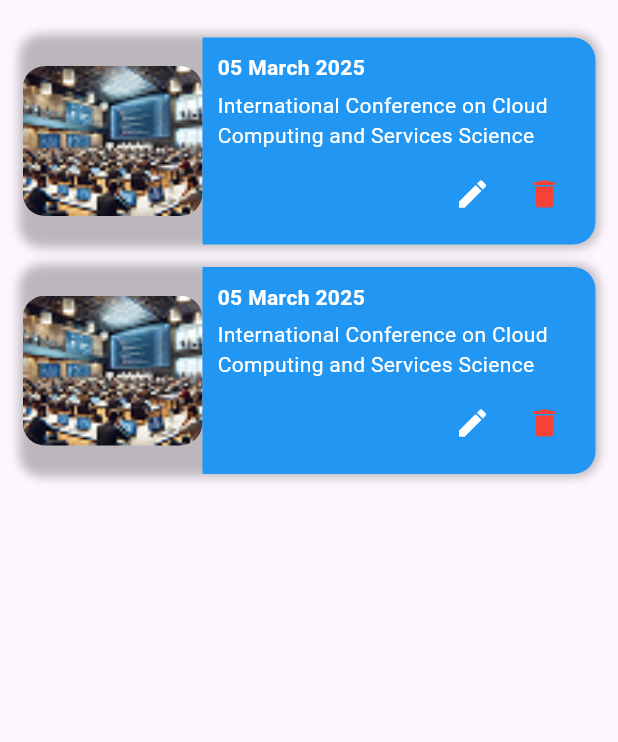
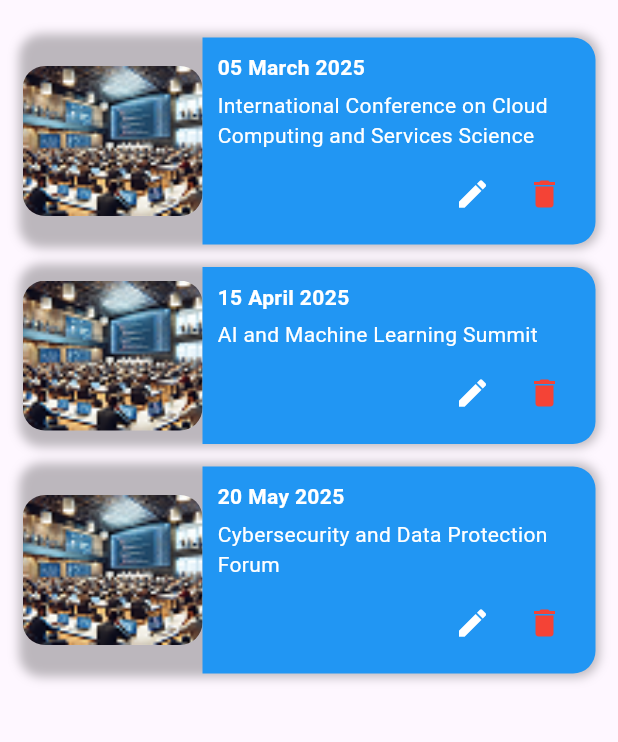
Before and after one commit to sandeepsathsara/LinkUp-Mobile-Application, a Flutter app: the OrganizerEventList screen opened directly, on a phone screen of 412 x 824 dp, the part 69-811 px from its top. Run offline on Flutter 3.47's test engine with Material 3 defaults, Android fonts, the light colour scheme and no system bars; our stand-ins replace google_fonts.

Commit message:
feat: add event details screen with registration functionality

```diff
--- a/linkup/lib/organizer/event.dart
+++ b/linkup/lib/organizer/event.dart
@@ -1,8 +1,28 @@
 import 'package:flutter/material.dart';
 import 'edit_event_screen.dart';
+import 'event_details_screen.dart'; // Import the event details screen
 
 class OrganizerEventList extends StatelessWidget {
   const OrganizerEventList({super.key});
+
+  final List<Map<String, String>> events = const [
+    {
+      'date': '05 March 2025',
+      'title':
+          'International Conference on Cloud Computing and Services Science',
+      'image': 'assets/march.png',
+    },
+    {
+      'date': '15 April 2025',
+      'title': 'AI and Machine Learning Summit',
+      'image': 'assets/march.png',
+    },
+    {
+      'date': '20 May 2025',
+      'title': 'Cybersecurity and Data Protection Forum',
+      'image': 'assets/march.png',
+    },
+  ];
 
   @override
   Widget build(BuildContext context) {
@@ -23,9 +43,7 @@ class OrganizerEventList extends StatelessWidget {
             padding: const EdgeInsets.only(right: 15.0),
             child: CircleAvatar(
               radius: 18,
-              backgroundImage: AssetImage(
-                'assets/profile.jpg',
-              ), // Change path accordingly
+              backgroundImage: AssetImage('assets/profile.jpg'),
             ),
           ),
         ],
@@ -33,19 +51,25 @@ class OrganizerEventList extends StatelessWidget {
       body: Padding(
         padding: const EdgeInsets.all(15.0),
         child: Column(
-          children: [
-            _buildEventCard(context), // Pass context
-            const SizedBox(height: 15),
-            _buildEventCard(context), // Pass context
-          ],
+          children:
+              events.map((event) => _buildEventCard(context, event)).toList(),
         ),
       ),
     );
   }
 
-  Widget _buildEventCard(BuildContext context) {
-    // Accept context here
-    return Container(
+  Widget _buildEventCard(BuildContext context, Map<String, String> event) {
+    return GestureDetector(
+      onTap: () {
+        Navigator.push(
+          context,
+          MaterialPageRoute(
+            builder: (context) => EventDetailsScreen(event: event),
+          ),
+        );
+      },
+      child: Container(
+        margin: const EdgeInsets.only(bottom: 15),
         decoration: BoxDecoration(
           borderRadius: BorderRadius.circular(15),
           boxShadow: [
@@ -57,7 +81,7 @@ class OrganizerEventList extends StatelessWidget {
             ClipRRect(
               borderRadius: BorderRadius.circular(15),
               child: Image.asset(
-              'assets/march.png', // Replace with actual event image
+                event['image']!,
                 width: 120,
                 height: 100,
                 fit: BoxFit.cover,
@@ -76,18 +100,18 @@ class OrganizerEventList extends StatelessWidget {
                 child: Column(
                   crossAxisAlignment: CrossAxisAlignment.start,
                   children: [
-                  const Text(
-                    '05 March 2025',
-                    style: TextStyle(
+                    Text(
+                      event['date']!,
+                      style: const TextStyle(
                         fontSize: 14,
                         color: Colors.white,
                         fontWeight: FontWeight.bold,
                       ),
                     ),
                     const SizedBox(height: 5),
-                  const Text(
-                    'International Conference on Cloud Computing and Services Science',
-                    style: TextStyle(fontSize: 14, color: Colors.white),
+                    Text(
+                      event['title']!,
+                      style: const TextStyle(fontSize: 14, color: Colors.white),
                       maxLines: 2,
                       overflow: TextOverflow.ellipsis,
                     ),
@@ -99,7 +123,7 @@ class OrganizerEventList extends StatelessWidget {
                           icon: const Icon(Icons.edit, color: Colors.white),
                           onPressed: () {
                             Navigator.push(
-                            context, // Use context here
+                              context,
                               MaterialPageRoute(
                                 builder: (context) => const EditEventScreen(),
                               ),
@@ -109,26 +133,35 @@ class OrganizerEventList extends StatelessWidget {
                         IconButton(
                           icon: const Icon(Icons.delete, color: Colors.red),
                           onPressed: () {
+                            _showDeleteDialog(context);
+                          },
+                        ),
+                      ],
+                    ),
+                  ],
+                ),
+              ),
+            ),
+          ],
+        ),
+      ),
+    );
+  }
+
+  void _showDeleteDialog(BuildContext context) {
     showDialog(
       context: context,
       builder: (BuildContext context) {
         return AlertDialog(
           title: const Text(
             'DELETE CONFIRMATION',
-                                  style: TextStyle(
-                                    color: Colors.red,
-                                    fontWeight: FontWeight.bold,
+            style: TextStyle(color: Colors.red, fontWeight: FontWeight.bold),
           ),
-                                ),
-                                content: const Text(
-                                  'ARE YOU SURE YOU WANT TO DELETE EVENT?',
-                                ),
+          content: const Text('ARE YOU SURE YOU WANT TO DELETE EVENT?'),
           actions: [
             TextButton(
               onPressed: () {
-                                      Navigator.of(
-                                        context,
-                                      ).pop(); // Close dialog
+                Navigator.of(context).pop();
               },
               child: const Text(
                 'CANCEL',
@@ -136,14 +169,9 @@ class OrganizerEventList extends StatelessWidget {
               ),
             ),
             ElevatedButton(
-                                    style: ElevatedButton.styleFrom(
-                                      backgroundColor: Colors.red,
-                                    ),
+              style: ElevatedButton.styleFrom(backgroundColor: Colors.red),
               onPressed: () {
-                                      // Perform delete action here
-                                      Navigator.of(
-                                        context,
-                                      ).pop(); // Close dialog after deletion
+                Navigator.of(context).pop();
               },
               child: const Text(
                 'DELETE',
@@ -154,16 +182,5 @@ class OrganizerEventList extends StatelessWidget {
         );
       },
     );
-                        },
-                      ),
-                    ],
-                  ),
-                ],
-              ),
-            ),
-          ),
-        ],
-      ),
-    );
   }
 }
```
Also changed, not shown: linkup/lib/organizer/event_details_screen.dart (added, +109 -0 lines). Lines whose indentation alone changed are shown as unchanged.
